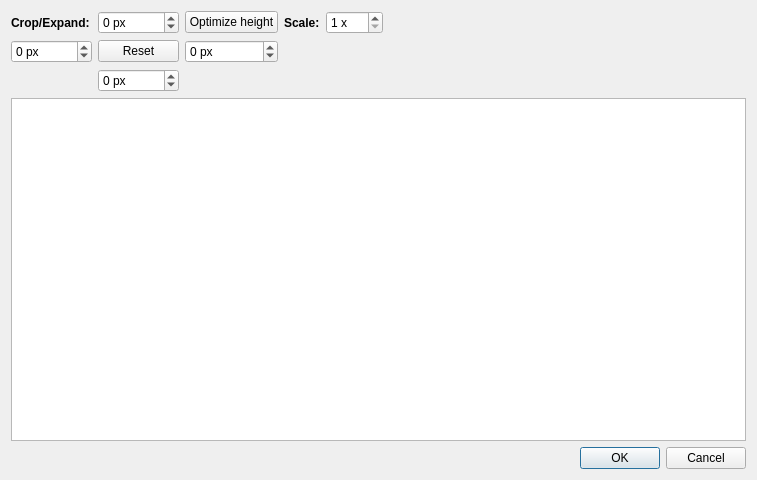
First picture: the form in controls/resize/dialogcanvasresize.ui, repository riuson/lcd-image-converter, before the edit.
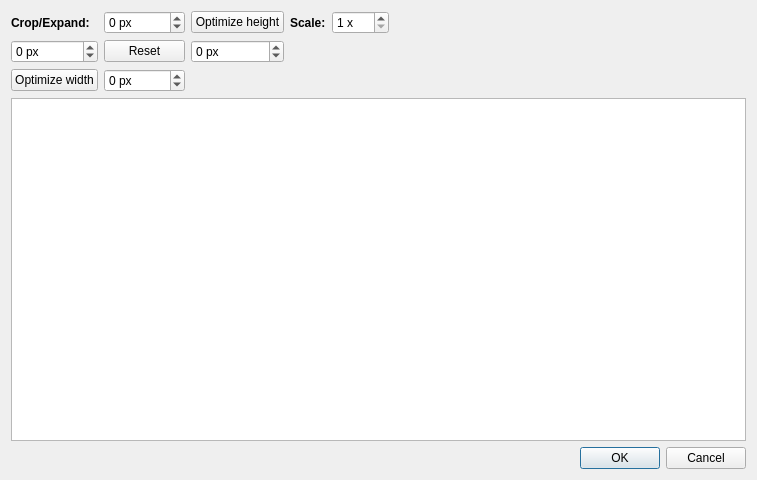
Second picture: the form after the edit.

Commit message: Implemented width's minimization

```diff
--- a/controls/resize/dialogcanvasresize.ui
+++ b/controls/resize/dialogcanvasresize.ui
@@ -162,6 +162,13 @@
        </property>
       </widget>
      </item>
+     <item row="3" column="0">
+      <widget class="QPushButton" name="pushButtonOptimizeWidth">
+       <property name="text">
+        <string>Optimize width</string>
+       </property>
+      </widget>
+     </item>
     </layout>
    </item>
    <item>
```
The commit also changes 2 other files.
